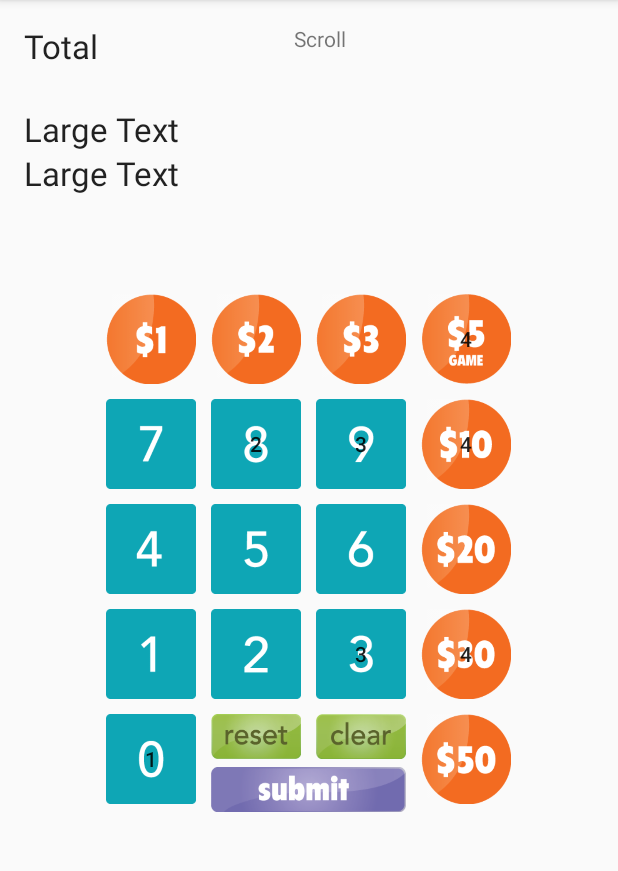
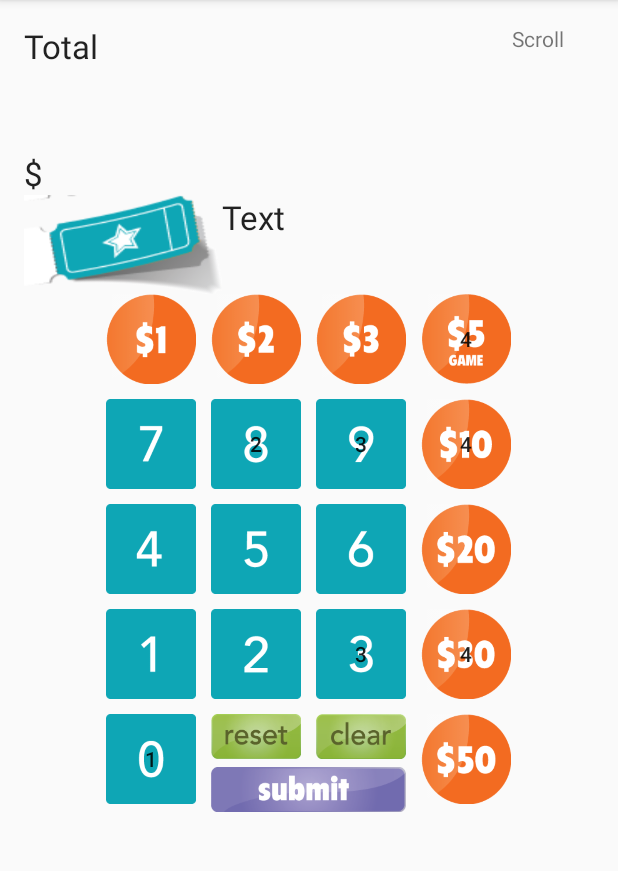
Before and after one commit to secApps/ScratchCountCalculator, an Android app: the screen it shows after launch (MainActivity), on a phone screen of 412 x 824 dp, the part 84-955 px from its top. Run offline under Robolectric (Android 15) with nearby library versions, the phone set to English and light mode, and no system bars.

Commit message:
layout changes continued centred

```diff
--- a/app/src/main/res/layout/activity_main.xml
+++ b/app/src/main/res/layout/activity_main.xml
@@ -20,13 +20,20 @@
 
 
 
+        <LinearLayout
+            android:layout_width="180dp"
+            android:layout_height="match_parent"
+            android:orientation="vertical"
+            android:id="@+id/linear2"
+            >
 
 
         <TextView
-            android:layout_width="180dp"
-            android:layout_height="180dp"
+            android:layout_width="wrap_content"
+            android:layout_height="wrap_content"
             android:textAppearance="?android:attr/textAppearanceLarge"
             android:text="Total"
+            android:layout_rowWeight="1"
             android:id="@+id/textView"
             android:layout_alignTop="@+id/ScrollView01"
             android:layout_alignParentLeft="true"
@@ -34,15 +41,56 @@
             android:layout_above="@+id/gridLayout"
             android:layout_toLeftOf="@+id/ScrollView01"
             android:layout_toStartOf="@+id/ScrollView01" />
-        <ScrollView android:id="@+id/ScrollView01" android:layout_width="180dip" android:layout_height="180dip"
+
+
+
+            <TextView
+                android:layout_gravity="left"
+                android:layout_width="wrap_content"
+                android:layout_height="wrap_content"
+                android:textAppearance="?android:attr/textAppearanceLarge"
+                android:text="$"
+                android:id="@+id/textView2"
+                android:layout_alignParentLeft="true"
+                android:layout_alignParentStart="true"
+                android:layout_marginTop="55dp" />
+
+        <LinearLayout
+            android:layout_width="180dp"
+            android:layout_height="wrap_content"
+            android:layout_gravity="center"
+            android:orientation="horizontal"
+            android:id="@+id/linear3"
+            >
+
+
+
+            <ImageView
+                android:layout_width="wrap_content"
+                android:layout_height="wrap_content"
+                android:background="@drawable/ticket"
+                android:id="@+id/imageView" />
+            <TextView
+                android:layout_width="wrap_content"
+                android:layout_height="wrap_content"
+
+                android:textAppearance="?android:attr/textAppearanceLarge"
+                android:text="Text"
+                android:id="@+id/textView5" />
+
+
+        </LinearLayout>
+
+        </LinearLayout>
+        <ScrollView android:id="@+id/ScrollView01"  android:layout_rowWeight="1" android:layout_width="180dip" android:layout_height="180dip"
             android:layout_alignParentTop="true"
 
             >
 
             <TableLayout android:id="@+id/TableLayout01" android:layout_width="fill_parent" android:layout_height="wrap_content" android:stretchColumns="0">
 
-                <TableRow android:id="@+id/TableRow01" android:layout_width="wrap_content" android:layout_height="wrap_content">
-                    <TextView android:id="@+id/TextView01" android:layout_width="fill_parent" android:layout_height="wrap_content" android:text="Scroll"></TextView>
+                <TableRow android:id="@+id/TableRow01" android:layout_width="wrap_content" android:layout_gravity="end" android:layout_height="wrap_content">
+                    <TextView android:id="@+id/TextView01"  android:layout_width="fill_parent" android:layout_height="wrap_content" android:text="Scroll" android:layout_gravity="end"></TextView>
 
 
                 </TableRow>
@@ -81,6 +129,7 @@
                 android:layout_height="60dp"
                 android:text=""
                 android:id="@+id/d1"
+                android:layout_weight="1"
                 android:background="@drawable/d1"
                 />
             <Space
@@ -373,25 +422,9 @@
     </GridLayout>
 
     </LinearLayout>
-    <TextView
-        android:layout_width="wrap_content"
-        android:layout_height="wrap_content"
-        android:textAppearance="?android:attr/textAppearanceLarge"
-        android:text="Large Text"
-        android:id="@+id/textView2"
-        android:layout_alignParentLeft="true"
-        android:layout_alignParentStart="true"
-        android:layout_marginTop="55dp" />
 
-    <TextView
-        android:layout_width="wrap_content"
-        android:layout_height="wrap_content"
-        android:textAppearance="?android:attr/textAppearanceLarge"
-        android:text="Large Text"
-        android:id="@+id/textView3"
-        android:layout_alignParentLeft="true"
-        android:layout_alignParentStart="true"
-        android:layout_below="@+id/textView2" />
+
+
 
 
 </RelativeLayout>
```
